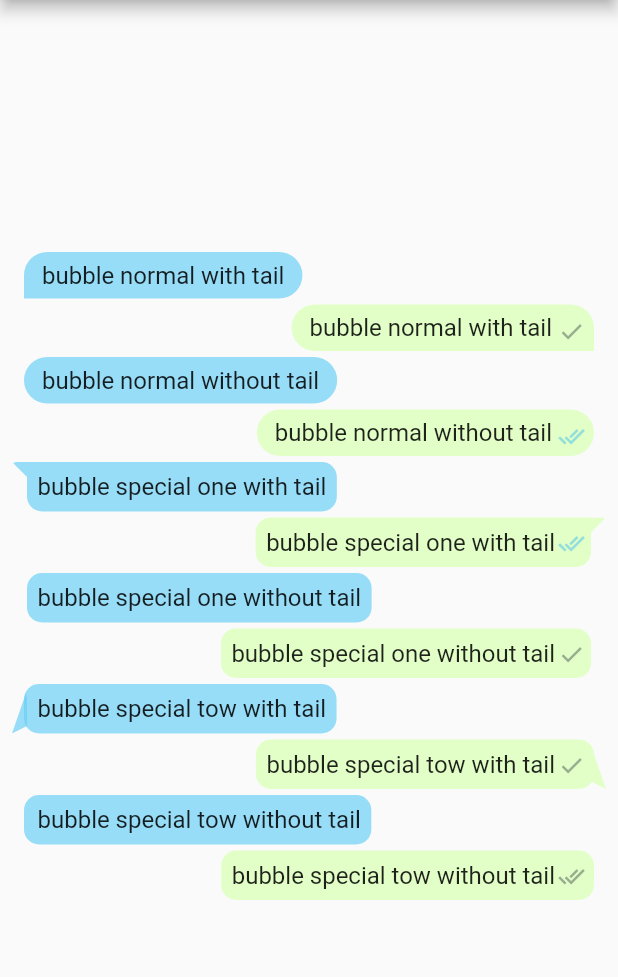
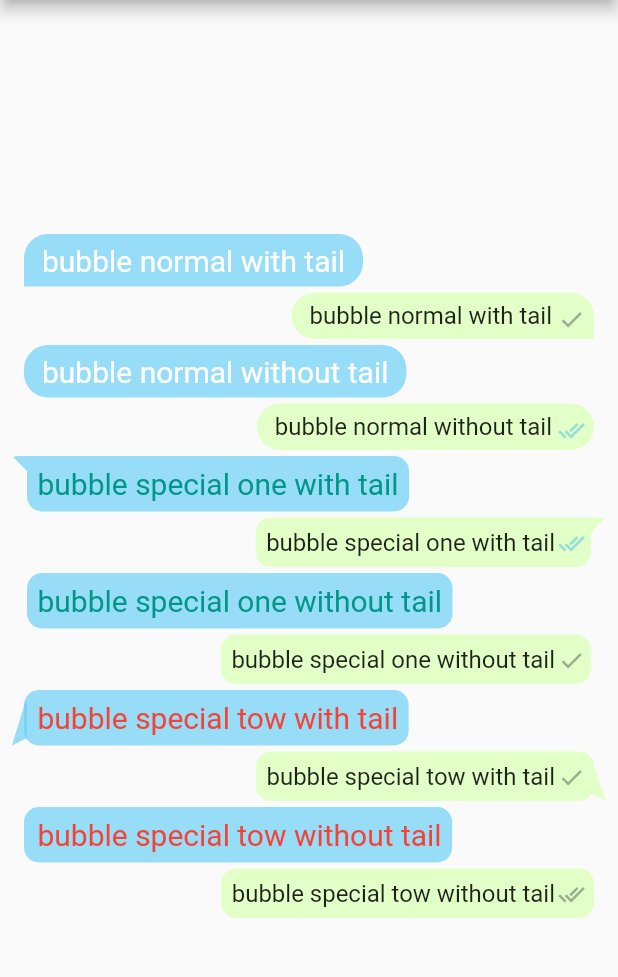
Before and after one commit to prahack/chat_bubbles, a Flutter app: the screen it shows after launch, on a phone screen of 412 x 824 dp, the part 84-1061 px from its top. Run offline on Flutter 3.47's test engine with Material 2 defaults, Android fonts, the phone set to English and light mode, and no system bars.

Commit message:
chat bubbles with custom text styles

```diff
--- a/example/lib/main.dart
+++ b/example/lib/main.dart
@@ -41,6 +41,10 @@ class _MyHomePageState extends State<MyHomePage> {
                 isSender: false,
                 color: Color(0xAF6AD0F5),
                 tail: true,
+                textStyle: TextStyle(
+                  fontSize: 20,
+                  color: Colors.white,
+                ),
               ),
               BubbleNormal(
                 text: 'bubble normal with tail',
@@ -54,6 +58,10 @@ class _MyHomePageState extends State<MyHomePage> {
                 isSender: false,
                 color: Color(0xAF6AD0F5),
                 tail: false,
+                textStyle: TextStyle(
+                  fontSize: 20,
+                  color: Colors.white,
+                ),
               ),
               BubbleNormal(
                 text: 'bubble normal without tail',
@@ -65,6 +73,10 @@ class _MyHomePageState extends State<MyHomePage> {
                 text: 'bubble special one with tail',
                 isSender: false,
                 color: Color(0xAF6AD0F5),
+                textStyle: TextStyle(
+                  fontSize: 20,
+                  color: Colors.teal,
+                ),
               ),
               BubbleSpecialOne(
                 text: 'bubble special one with tail',
@@ -76,6 +88,10 @@ class _MyHomePageState extends State<MyHomePage> {
                 isSender: false,
                 tail: false,
                 color: Color(0xAF6AD0F5),
+                textStyle: TextStyle(
+                  fontSize: 20,
+                  color: Colors.teal,
+                ),
               ),
               BubbleSpecialOne(
                 text: 'bubble special one without tail',
@@ -87,6 +103,10 @@ class _MyHomePageState extends State<MyHomePage> {
                 text: 'bubble special tow with tail',
                 isSender: false,
                 color: Color(0xAF6AD0F5),
+                textStyle: TextStyle(
+                  fontSize: 20,
+                  color: Colors.red,
+                ),
               ),
               BubbleSpecialTwo(
                 text: 'bubble special tow with tail',
@@ -99,6 +119,10 @@ class _MyHomePageState extends State<MyHomePage> {
                 isSender: false,
                 tail: false,
                 color: Color(0xAF6AD0F5),
+                textStyle: TextStyle(
+                  fontSize: 20,
+                  color: Colors.red,
+                ),
               ),
               BubbleSpecialTwo(
                 text: 'bubble special tow without tail',
--- a/lib/bubbles/bubble_normal.dart
+++ b/lib/bubbles/bubble_normal.dart
@@ -21,6 +21,7 @@ class BubbleNormal extends StatelessWidget {
   final bool sent;
   final bool delivered;
   final bool seen;
+  final TextStyle textStyle;
 
   BubbleNormal({
     Key? key,
@@ -32,6 +33,10 @@ class BubbleNormal extends StatelessWidget {
     this.sent = false,
     this.delivered = false,
     this.seen = false,
+    this.textStyle = const TextStyle(
+      color: Colors.black87,
+      fontSize: 16,
+    ),
   }) : super(key: key);
 
   ///chat bubble builder method
@@ -103,10 +108,7 @@ class BubbleNormal extends StatelessWidget {
                         : EdgeInsets.symmetric(vertical: 6, horizontal: 12),
                     child: Text(
                       text,
-                      style: TextStyle(
-                        color: Colors.black87,
-                        fontSize: 16,
-                      ),
+                      style: textStyle,
                       textAlign: TextAlign.left,
                     ),
                   ),
--- a/lib/bubbles/bubble_special_one.dart
+++ b/lib/bubbles/bubble_special_one.dart
@@ -17,6 +17,7 @@ class BubbleSpecialOne extends StatelessWidget {
   final bool sent;
   final bool delivered;
   final bool seen;
+  final TextStyle textStyle;
 
   const BubbleSpecialOne({
     Key? key,
@@ -27,6 +28,10 @@ class BubbleSpecialOne extends StatelessWidget {
     this.sent = false,
     this.delivered = false,
     this.seen = false,
+    this.textStyle = const TextStyle(
+      color: Colors.black87,
+      fontSize: 16,
+    ),
   }) : super(key: key);
 
   ///chat bubble builder method
@@ -83,10 +88,7 @@ class BubbleSpecialOne extends StatelessWidget {
                       : EdgeInsets.symmetric(vertical: 0, horizontal: 0),
                   child: Text(
                     text,
-                    style: TextStyle(
-                      color: Colors.black87,
-                      fontSize: 16,
-                    ),
+                    style: textStyle,
                     textAlign: TextAlign.left,
                   ),
                 ),
--- a/lib/bubbles/bubble_special_two.dart
+++ b/lib/bubbles/bubble_special_two.dart
@@ -16,6 +16,7 @@ class BubbleSpecialTwo extends StatelessWidget {
   final bool sent;
   final bool delivered;
   final bool seen;
+  final TextStyle textStyle;
 
   const BubbleSpecialTwo({
     Key? key,
@@ -26,6 +27,10 @@ class BubbleSpecialTwo extends StatelessWidget {
     this.sent = false,
     this.delivered = false,
     this.seen = false,
+    this.textStyle = const TextStyle(
+      color: Colors.black87,
+      fontSize: 16,
+    ),
   }) : super(key: key);
 
   ///chat bubble builder method
@@ -82,10 +87,7 @@ class BubbleSpecialTwo extends StatelessWidget {
                       : EdgeInsets.symmetric(vertical: 0, horizontal: 0),
                   child: Text(
                     text,
-                    style: TextStyle(
-                      color: Colors.black87,
-                      fontSize: 16,
-                    ),
+                    style: textStyle,
                     textAlign: TextAlign.left,
                   ),
                 ),
```
